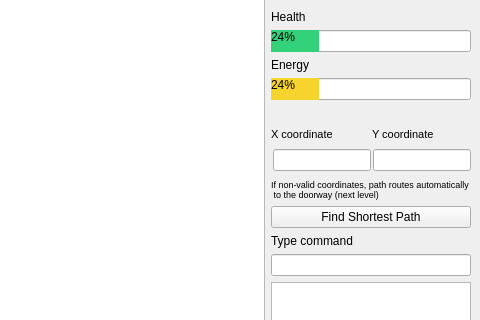
Before: the Qt Designer form gamewindow.ui in nicogutz/APT-Qt-Game, drawn with Qt 5; both pictures show x 573 to 1053 and y 202 to 522 of the 1053 by 685 pixel window.
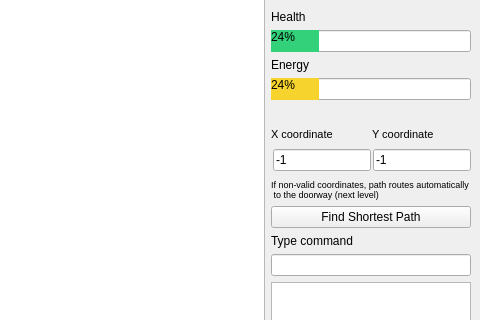
After: the same form once the commit is applied. Icons and pictures are not drawn.

Diff of the .ui file:
```diff
--- a/gamewindow.ui
+++ b/gamewindow.ui
@@ -539,10 +539,18 @@
            <number>0</number>
           </property>
           <item>
-           <widget class="QLineEdit" name="x_path"/>
+           <widget class="QLineEdit" name="x_path">
+            <property name="text">
+             <string>-1</string>
+            </property>
+           </widget>
           </item>
           <item>
-           <widget class="QLineEdit" name="y_path"/>
+           <widget class="QLineEdit" name="y_path">
+            <property name="text">
+             <string>-1</string>
+            </property>
+           </widget>
           </item>
          </layout>
         </item>
```
Left out of the diff: 2 changed lines with no effect on the pictures.
